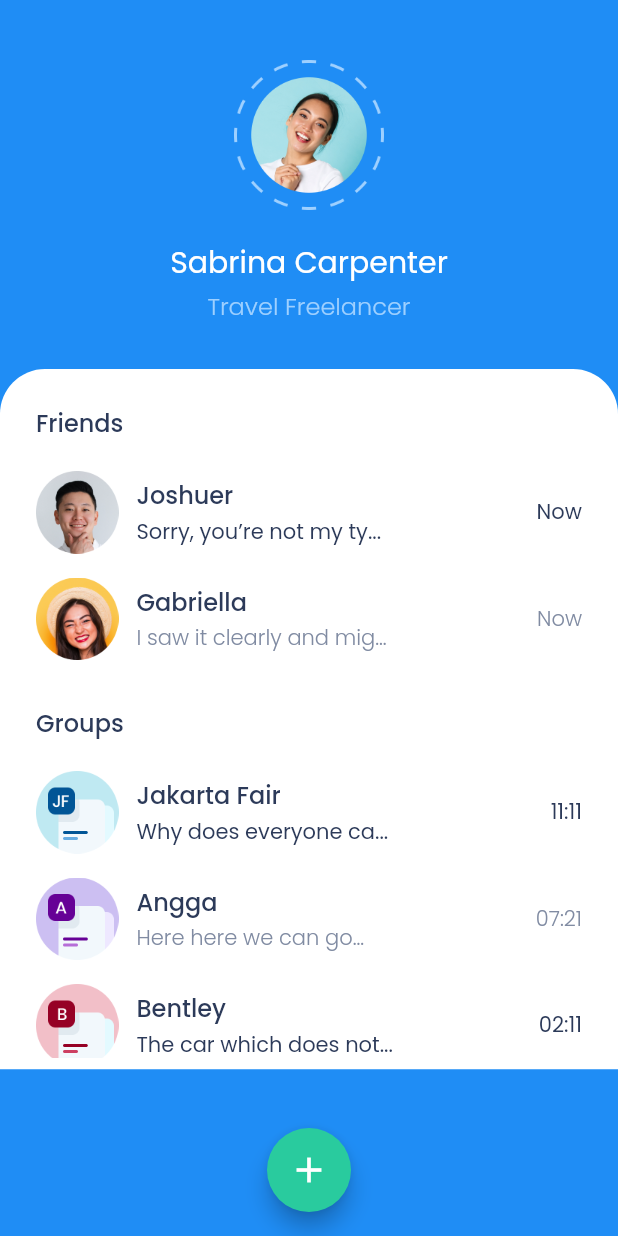
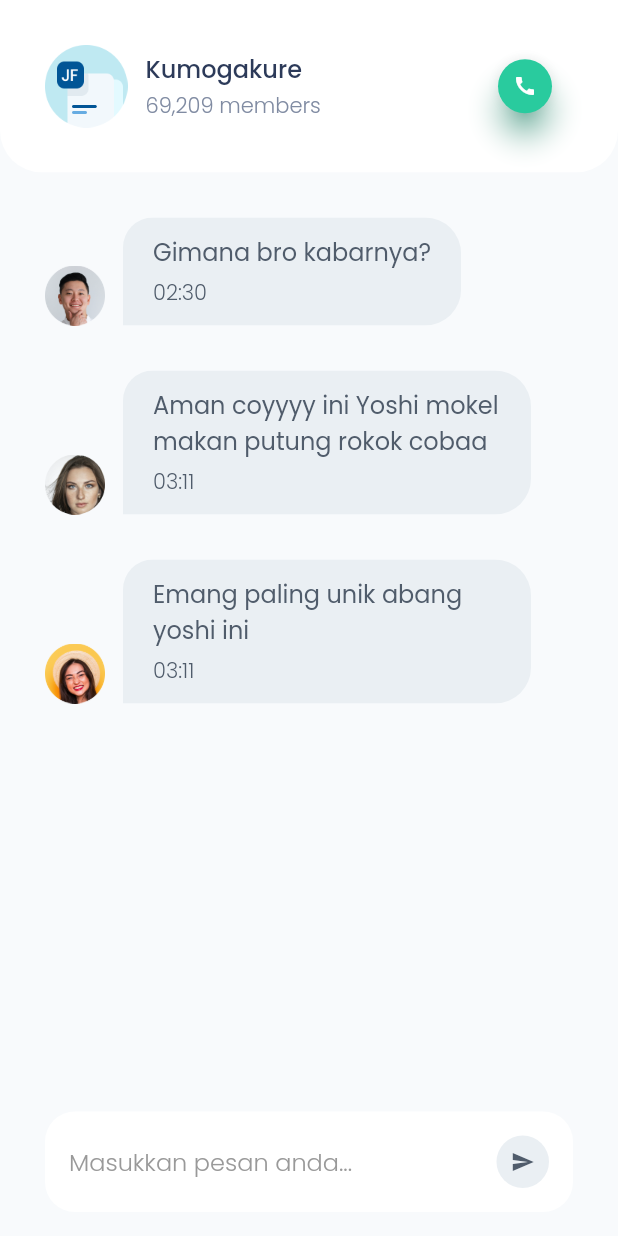
Before and after one commit to andarwaly/chatty-bwa, a Flutter app: the screen it shows after launch, on a phone screen of 412 x 824 dp. Run offline on Flutter 3.47's test engine with Material 2 defaults, Android fonts, the phone set to English and light mode, and no system bars; drawn by our look-alikes of figma_squircle; missing offline and left inert: dart:ffi.

Commit message:
Update halaman messages

```diff
--- a/lib/main.dart
+++ b/lib/main.dart
@@ -1,5 +1,6 @@
 import 'package:flutter/material.dart';
 import 'pages/homepage.dart';
+import 'pages/messages.dart';
 
 void main() => runApp(MyApp());
 
@@ -11,7 +12,7 @@ class MyApp extends StatelessWidget {
       theme: ThemeData(
         fontFamily: 'Poppins',
       ),
-      home: HomePage(),
+      home: chatPanel(),
     );
   }
 }
--- a/lib/pages/homepage.dart
+++ b/lib/pages/homepage.dart
@@ -23,6 +23,10 @@ class HomePage extends StatelessWidget {
       floatingActionButtonLocation: FloatingActionButtonLocation.centerFloat,
       body: SafeArea(
         child: Center(
+          child: SingleChildScrollView(
+            scrollDirection: Axis.vertical,
+            padding: const EdgeInsets.only(bottom: 0),
+            physics: const BouncingScrollPhysics(),
             child: Column(
               children: [
                 const SizedBox(
@@ -61,16 +65,15 @@ class HomePage extends StatelessWidget {
                         cornerSmoothing: 0.6,
                       )),
                   child: Container(
-                  height: 467,
                     // Container List Chat
                     color: neutral0,
                     width: double.infinity,
                     padding: const EdgeInsets.only(
-                      top: 24, right: 24, left: 24, bottom: 8),
-                  child: SingleChildScrollView(
-                    scrollDirection: Axis.vertical,
-                    padding: const EdgeInsets.only(bottom: 16.0),
-                    physics: const BouncingScrollPhysics(),
+                      top: 24,
+                      right: 24,
+                      left: 24,
+                      bottom: 84,
+                    ),
                     child: Column(
                       crossAxisAlignment: CrossAxisAlignment.start,
                       children: [
@@ -126,8 +129,21 @@ class HomePage extends StatelessWidget {
                           chatTime: '02:11',
                           read: false,
                         ),
+                        const chatReels(
+                          chatImg: 'assets/images/group3.png',
+                          chatFrom: 'Bentley',
+                          chatText: 'The car which does not...',
+                          chatTime: '02:11',
+                          read: false,
+                        ),
+                        const chatReels(
+                          chatImg: 'assets/images/group3.png',
+                          chatFrom: 'Bentley',
+                          chatText: 'The car which does not...',
+                          chatTime: '02:11',
+                          read: false,
+                        ),
                       ],
-                    ),
                     ),
                   ),
                 ),
@@ -135,6 +151,7 @@ class HomePage extends StatelessWidget {
             ),
           ),
         ),
+      ),
     );
   }
 }
--- /dev/null
+++ b/lib/pages/messages.dart
@@ -0,0 +1,48 @@
+import 'package:flutter/material.dart';
+import 'package:chatty_bwa/theme.dart';
+import 'package:chatty_bwa/widgets/chatMessages.dart';
+import 'package:chatty_bwa/pages/homepage.dart';
+
+class chatPanel extends StatelessWidget {
+  const chatPanel({Key? key}) : super(key: key);
+
+  @override
+  Widget build(BuildContext context) {
+    return Scaffold(
+      floatingActionButton: SafeArea(child: inputField()),
+      floatingActionButtonLocation: FloatingActionButtonLocation.centerFloat,
+      backgroundColor: neutral10,
+      appBar: const PreferredSize(
+          child: SafeArea(
+            child: chatHeader(
+              headerImg: 'assets/images/group1.png',
+              headerName: 'Kumogakure',
+              headerMember: '69,209 members',
+            ),
+          ),
+          preferredSize: Size.fromHeight(115)),
+      body: Padding(
+        padding: const EdgeInsets.symmetric(horizontal: 30.0, vertical: 30),
+        child: Column(
+          children: const [
+            friendBubble(
+              userPic: 'assets/images/friends1.png',
+              textMsg: 'Gimana bro kabarnya?',
+              time: '02:30',
+            ),
+            friendBubble(
+              userPic: 'assets/images/friends3.png',
+              textMsg: 'Aman coyyyy ini Yoshi mokel makan putung rokok cobaa',
+              time: '03:11',
+            ),
+            friendBubble(
+              userPic: 'assets/images/friends2.png',
+              textMsg: 'Emang paling unik abang yoshi ini',
+              time: '03:11',
+            ),
+          ],
+        ),
+      ),
+    );
+  }
+}
--- a/lib/theme.dart
+++ b/lib/theme.dart
@@ -57,8 +57,8 @@ TextStyle bodyL = TextStyle(
 
 TextStyle bodyB = TextStyle(
   color: neutral50,
-  fontSize: 16,
-  fontWeight: FontWeight.w400,
+  fontSize: 14,
+  fontWeight: FontWeight.w300,
   height: 1.5,
 );
 
--- /dev/null
+++ b/lib/widgets/chatMessages.dart
@@ -0,0 +1,213 @@
+import 'dart:ffi';
+
+import 'package:flutter/material.dart';
+import 'package:chatty_bwa/theme.dart';
+import 'package:figma_squircle/figma_squircle.dart';
+
+class chatHeader extends StatelessWidget {
+  final String headerImg;
+  final String headerName;
+  final String headerMember;
+
+  const chatHeader(
+      {required this.headerImg,
+      required this.headerName,
+      required this.headerMember});
+
+  @override
+  Widget build(BuildContext context) {
+    return ClipSmoothRect(
+      radius: const SmoothBorderRadius.only(
+          bottomLeft: SmoothRadius(
+            cornerRadius: 28,
+            cornerSmoothing: 0.6,
+          ),
+          bottomRight: SmoothRadius(
+            cornerRadius: 28,
+            cornerSmoothing: 0.6,
+          )),
+      child: Container(
+        padding: const EdgeInsets.symmetric(
+          horizontal: 30,
+          vertical: 30,
+        ),
+        color: neutral0,
+        child: Row(
+          mainAxisAlignment: MainAxisAlignment.center,
+          children: [
+            Image.asset(
+              headerImg,
+              height: 55,
+              width: 55,
+            ),
+            const SizedBox(
+              width: 12,
+            ),
+            Column(
+              crossAxisAlignment: CrossAxisAlignment.start,
+              mainAxisAlignment: MainAxisAlignment.center,
+              children: [
+                Text(
+                  headerName,
+                  style: title,
+                ),
+                const SizedBox(
+                  height: 2,
+                ),
+                Text(
+                  headerMember,
+                  style: subtitle1,
+                )
+              ],
+            ),
+            const Spacer(),
+            ElevatedButton(
+              child: const Icon(
+                Icons.call,
+                size: 16,
+              ),
+              onPressed: () {},
+              style: ElevatedButton.styleFrom(
+                primary: secondary100,
+                elevation: 8,
+                onPrimary: neutral0,
+                fixedSize: const Size(35, 35),
+                shape: const CircleBorder(),
+                shadowColor: secondary100,
+              ),
+            ),
+          ],
+        ),
+      ),
+    );
+  }
+}
+
+class friendBubble extends StatelessWidget {
+  const friendBubble({
+    required this.userPic,
+    required this.textMsg,
+    required this.time,
+  });
+
+  final String userPic;
+  final String textMsg;
+  final String time;
+  @override
+  Widget build(BuildContext context) {
+    return Container(
+        padding: const EdgeInsets.only(
+          bottom: 30,
+        ),
+        child: Row(
+          crossAxisAlignment: CrossAxisAlignment.end,
+          mainAxisAlignment: MainAxisAlignment.start,
+          children: [
+            Image.asset(
+              userPic,
+              height: 40,
+              width: 40,
+            ),
+            const SizedBox(
+              width: 12,
+            ),
+            ClipSmoothRect(
+              radius: const SmoothBorderRadius.only(
+                  topLeft: SmoothRadius(
+                    cornerRadius: 20,
+                    cornerSmoothing: 0.6,
+                  ),
+                  topRight: SmoothRadius(
+                    cornerRadius: 24,
+                    cornerSmoothing: 0.6,
+                  ),
+                  bottomRight: SmoothRadius(
+                    cornerRadius: 24,
+                    cornerSmoothing: 0.6,
+                  )),
+              child: Container(
+                color: neutral20,
+                padding: const EdgeInsets.symmetric(
+                  horizontal: 20.0,
+                  vertical: 11.0,
+                ),
+                child: ConstrainedBox(
+                  constraints: BoxConstraints(
+                    maxWidth: 232,
+                  ),
+                  child: SizedBox(
+                    child: Column(
+                      crossAxisAlignment: CrossAxisAlignment.start,
+                      children: [
+                        Text(
+                          textMsg,
+                          style: bodyL,
+                        ),
+                        const SizedBox(
+                          height: 5,
+                        ),
+                        Text(
+                          time,
+                          style: bodyB,
+                        )
+                      ],
+                    ),
+                  ),
+                ),
+              ),
+            )
+          ],
+        ));
+  }
+}
+
+class inputField extends StatelessWidget {
+  const inputField({Key? key}) : super(key: key);
+
+  @override
+  Widget build(BuildContext context) {
+    return ConstrainedBox(
+      constraints: const BoxConstraints(
+        minWidth: 315,
+      ),
+      child: Container(
+        decoration: BoxDecoration(
+            color: neutral0,
+            borderRadius:
+                SmoothBorderRadius(cornerRadius: 20, cornerSmoothing: 0.6)),
+        margin: const EdgeInsets.symmetric(
+          horizontal: 30,
+        ),
+        padding: EdgeInsets.all(16),
+        child: Row(
+          mainAxisAlignment: MainAxisAlignment.spaceBetween,
+          children: [
+            Text(
+              'Masukkan pesan anda...',
+              style: placeholder,
+            ),
+            InkWell(
+              onTap: () {
+                ScaffoldMessenger.of(context).showSnackBar(const SnackBar(
+                  content: Text('Tap'),
+                ));
+              },
+              child: Container(
+                  decoration: BoxDecoration(
+                    borderRadius: BorderRadius.circular(20),
+                    color: neutral20,
+                  ),
+                  height: 35,
+                  width: 35,
+                  child: Icon(
+                    Icons.send,
+                    color: neutral50,
+                    size: 16,
+                  )),
+            )
+          ],
+        ),
+      ),
+    );
+  }
+}
```
Lines whose indentation alone changed are shown as unchanged.
